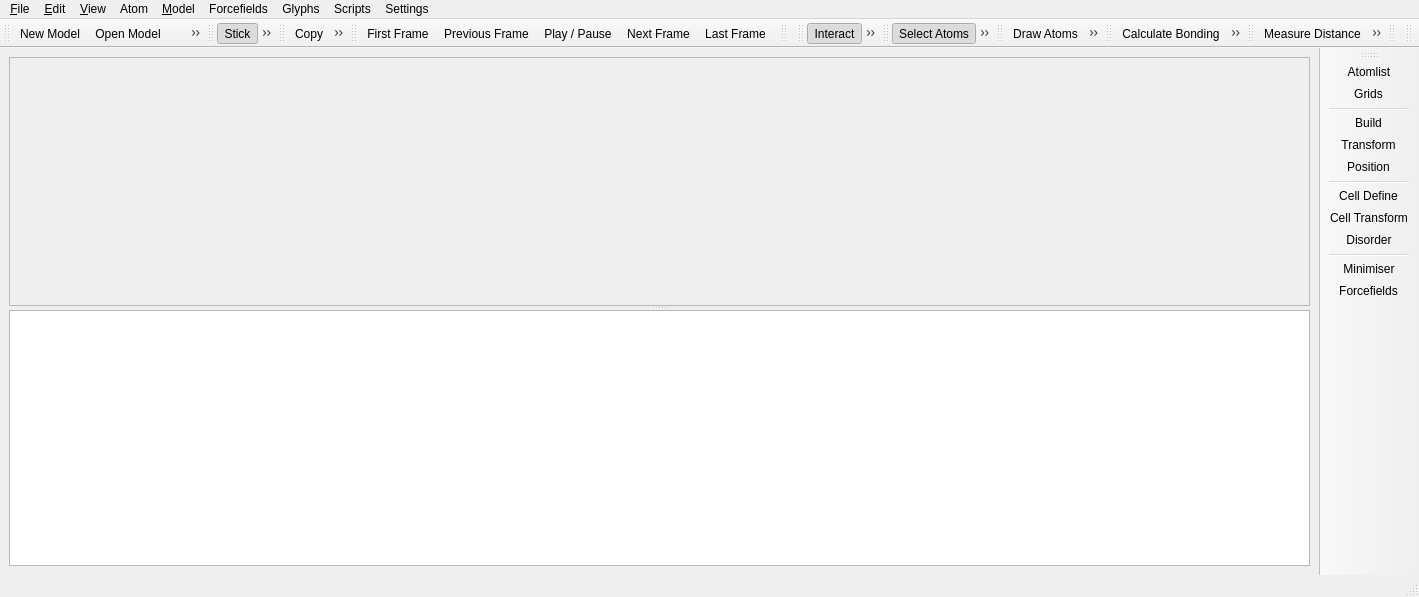
The window that branches/regui/src/gui/mainwindow.ui (trisyoungs/aten) describes before a commit, drawn with Qt 5.
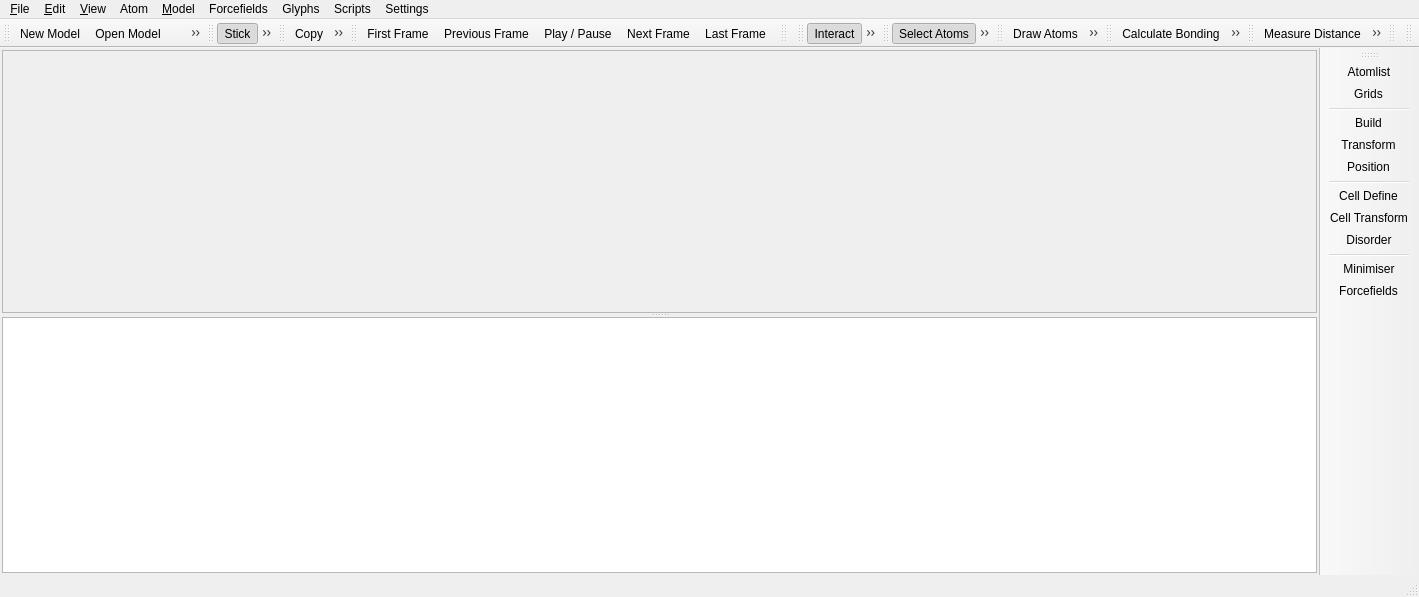
The same window after the commit. Icons and pictures are not drawn. Custom widgets are drawn as their Qt base class.

Diff of the .ui file:
```diff
--- a/branches/regui/src/gui/mainwindow.ui
+++ b/branches/regui/src/gui/mainwindow.ui
@@ -36,10 +36,10 @@
   <widget class="QWidget" name="MainWindowLayout" >
    <layout class="QHBoxLayout" >
     <property name="margin" >
-     <number>9</number>
+     <number>2</number>
     </property>
     <property name="spacing" >
-     <number>6</number>
+     <number>4</number>
     </property>
     <item>
      <layout class="QVBoxLayout" >
```
Left out of the diff: 125 changed lines with no effect on the pictures.
